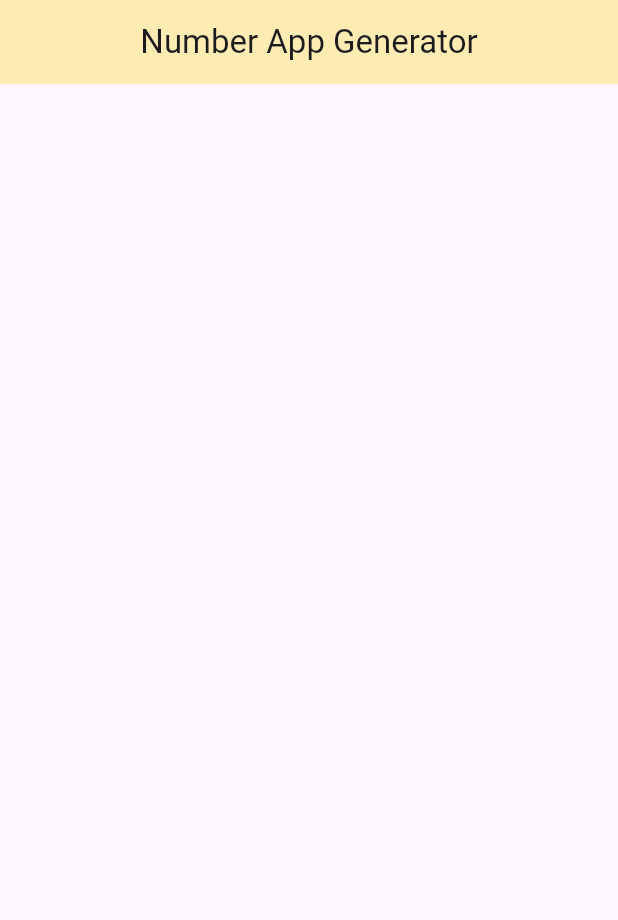
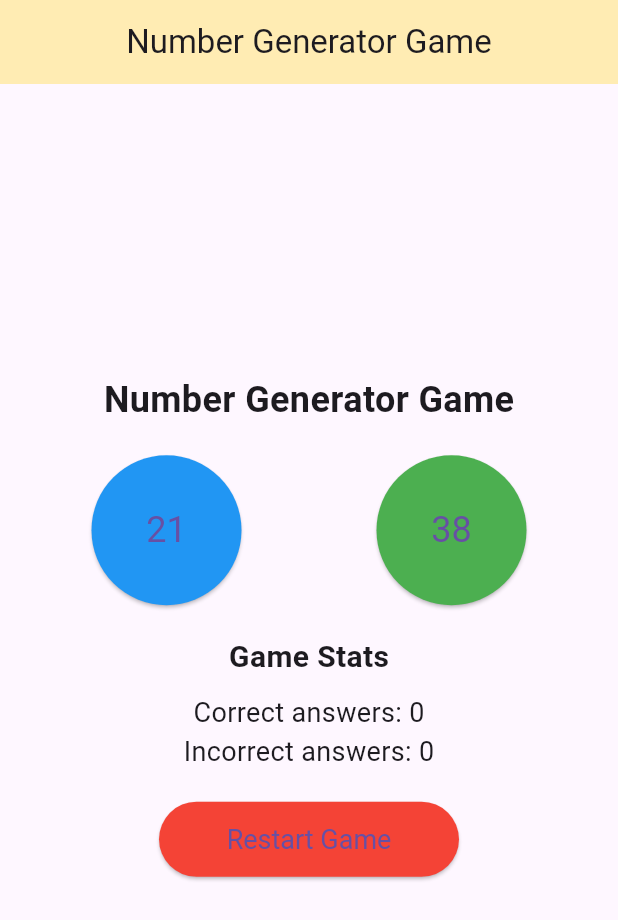
Before and after one commit to adarshrwl/flutter_class_work, a Flutter app: the screen it shows after launch, on a phone screen of 412 x 824 dp. Shown: the top 920 px of the screen. Run offline on Flutter 3.47's test engine with Material 3 defaults, Android fonts, the phone set to English and light mode, and no system bars.

Commit message:
Number generator game

```diff
--- a/lib/screen/calculator_screen.dart
+++ b/lib/screen/calculator_screen.dart
@@ -1,3 +1,5 @@
+import 'dart:math';
+
 import 'package:flutter/material.dart';
 
 class CalculatorScreen extends StatefulWidget {
@@ -8,13 +10,129 @@ class CalculatorScreen extends StatefulWidget {
 }
 
 class _CalculatorScreenState extends State<CalculatorScreen> {
+  Random random = Random();
+  int number1 = 0;
+  int number2 = 0;
+  int correctCount = 0;
+  int incorrectCount = 0;
+  int attempts = 0;
+  final int maxAttempts = 10;
+  String resultMessage = '';
+
+  @override
+  void initState() {
+    super.initState();
+    generateNumbers();
+  }
+
+  void generateNumbers() {
+    setState(() {
+      do {
+        number1 = random.nextInt(100) + 1;
+        number2 = random.nextInt(100) + 1;
+      } while (number1 == number2);
+    });
+  }
+
+  void checkNumber(int buttonNumber) {
+    setState(() {
+      attempts++;
+      if ((buttonNumber == 1 && number1 > number2) ||
+          (buttonNumber == 2 && number2 > number1)) {
+        correctCount++;
+      } else {
+        incorrectCount++;
+      }
+      if (attempts >= maxAttempts) {
+        resultMessage =
+            'Game Over! Correct: $correctCount, Incorrect: $incorrectCount';
+      } else {
+        generateNumbers();
+      }
+    });
+  }
+
+  void restartGame() {
+    setState(() {
+      correctCount = 0;
+      incorrectCount = 0;
+      attempts = 0;
+      resultMessage = '';
+      generateNumbers();
+    });
+  }
+
   @override
   Widget build(BuildContext context) {
     return Scaffold(
-        appBar: AppBar(
-      title: const Text("Number App Generator"),
-      centerTitle: true,
-      backgroundColor: Colors.amber[100],
-    ));
+      appBar: AppBar(
+        title: const Text('Number Generator Game'),
+        backgroundColor: Colors.amber[100],
+        centerTitle: true,
+      ),
+      body: Center(
+
+        child: Padding(
+          padding: const EdgeInsets.all(16.0),
+          child: Column(
+
+            mainAxisAlignment: MainAxisAlignment.center,
+            children: [
+              const Text(
+                'Number Generator Game',
+                style: TextStyle(fontSize: 24, fontWeight: FontWeight.bold),
+              ),
+              const SizedBox(height: 20),
+              Row(
+                mainAxisAlignment: MainAxisAlignment.spaceAround,
+                children: [
+                  ElevatedButton(
+                    style: ElevatedButton.styleFrom(
+                      backgroundColor: Colors.blue,
+                      minimumSize: const Size(100, 100),
+                      textStyle: const TextStyle(fontSize: 24),
+                    ),
+                    onPressed:
+                        attempts >= maxAttempts ? null : () => checkNumber(1),
+                    child: Text('$number1'),
+                  ),
+                  ElevatedButton(
+                    style: ElevatedButton.styleFrom(
+                      backgroundColor: Colors.green,
+                      minimumSize: const Size(100, 100),
+                      textStyle: const TextStyle(fontSize: 24),
+                    ),
+                    onPressed:
+                        attempts >= maxAttempts ? null : () => checkNumber(2),
+                    child: Text('$number2'),
+                  ),
+                ],
+              ),
+              const SizedBox(height: 20),
+              const Text('Game Stats',
+                  style: TextStyle(fontSize: 20, fontWeight: FontWeight.bold)),
+              const SizedBox(height: 10),
+              Text('Correct answers: $correctCount',
+                  style: const TextStyle(fontSize: 18)),
+              Text('Incorrect answers: $incorrectCount',
+                  style: const TextStyle(fontSize: 18)),
+              const SizedBox(height: 20),
+              ElevatedButton(
+                style: ElevatedButton.styleFrom(
+                  backgroundColor: Colors.red,
+                  minimumSize: const Size(200, 50),
+                  textStyle: const TextStyle(fontSize: 18),
+                ),
+                onPressed: restartGame,
+                child: const Text('Restart Game'),
+              ),
+              const SizedBox(height: 20),
+              Text(resultMessage,
+                  style: const TextStyle(fontSize: 18, color: Colors.red)),
+            ],
+          ),
+        ),
+      ),
+    );
   }
 }
```
